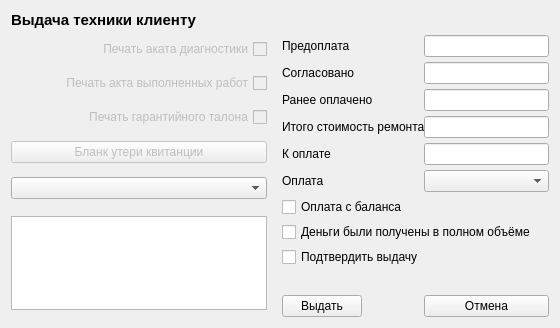
First picture: the form in widgets/getoutdialog.ui, repository solderercb/snap_crm, before the edit.
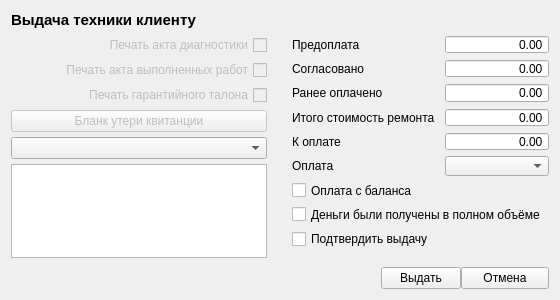
Second picture: the form after the edit. Custom widgets are drawn as their Qt base class.

Diff of the .ui file:
```diff
--- a/widgets/getoutdialog.ui
+++ b/widgets/getoutdialog.ui
@@ -7,11 +7,11 @@
     <x>0</x>
     <y>0</y>
     <width>560</width>
-    <height>306</height>
+    <height>300</height>
    </rect>
   </property>
   <property name="sizePolicy">
-   <sizepolicy hsizetype="Fixed" vsizetype="Fixed">
+   <sizepolicy hsizetype="Fixed" vsizetype="Preferred">
     <horstretch>0</horstretch>
     <verstretch>0</verstretch>
    </sizepolicy>
@@ -25,23 +25,22 @@
   <property name="maximumSize">
    <size>
     <width>560</width>
-    <height>306</height>
+    <height>350</height>
    </size>
   </property>
   <property name="windowTitle">
    <string>Dialog</string>
   </property>
-  <layout class="QGridLayout" name="gridLayout">
-   <property name="sizeConstraint">
-    <enum>QLayout::SetMinimumSize</enum>
-   </property>
+  <layout class="QGridLayout" name="gridLayout_3">
+   <item row="0" column="0">
+    <layout class="QGridLayout" name="gridLayout_2">
    <property name="horizontalSpacing">
-    <number>15</number>
-   </property>
-   <item row="2" column="0">
-    <layout class="QVBoxLayout" name="verticalLayout_3">
+      <number>25</number>
+     </property>
+     <item row="1" column="0">
+      <layout class="QVBoxLayout" name="verticalLayout" stretch="0,0,0,0,0,0,1">
      <property name="spacing">
-      <number>10</number>
+        <number>5</number>
      </property>
      <property name="sizeConstraint">
       <enum>QLayout::SetMinimumSize</enum>
@@ -55,7 +54,7 @@
         <enum>Qt::RightToLeft</enum>
        </property>
        <property name="text">
-        <string>Печать аката диагностики</string>
+          <string>Печать акта диагностики</string>
        </property>
       </widget>
      </item>
@@ -98,9 +97,59 @@
      <item>
       <widget class="QComboBox" name="comboBoxRejectReason"/>
      </item>
-    </layout>
-   </item>
-   <item row="2" column="1" rowspan="2">
+       <item>
+        <widget class="QTextEdit" name="textEditRejectReason">
+         <property name="sizePolicy">
+          <sizepolicy hsizetype="Preferred" vsizetype="Minimum">
+           <horstretch>0</horstretch>
+           <verstretch>0</verstretch>
+          </sizepolicy>
+         </property>
+         <property name="minimumSize">
+          <size>
+           <width>0</width>
+           <height>94</height>
+          </size>
+         </property>
+         <property name="maximumSize">
+          <size>
+           <width>16777215</width>
+           <height>94</height>
+          </size>
+         </property>
+        </widget>
+       </item>
+       <item>
+        <spacer name="verticalSpacer_3">
+         <property name="orientation">
+          <enum>Qt::Vertical</enum>
+         </property>
+         <property name="sizeHint" stdset="0">
+          <size>
+           <width>20</width>
+           <height>40</height>
+          </size>
+         </property>
+        </spacer>
+       </item>
+      </layout>
+     </item>
+     <item row="1" column="1">
+      <layout class="QGridLayout" name="gridLayout" columnstretch="1,1,1">
+       <item row="2" column="1">
+        <widget class="QPushButton" name="pushButtonIssue">
+         <property name="sizePolicy">
+          <sizepolicy hsizetype="Maximum" vsizetype="Fixed">
+           <horstretch>0</horstretch>
+           <verstretch>0</verstretch>
+          </sizepolicy>
+         </property>
+         <property name="text">
+          <string>Выдать</string>
+         </property>
+        </widget>
+       </item>
+       <item row="0" column="0" colspan="3">
     <layout class="QFormLayout" name="formLayout_2">
      <property name="fieldGrowthPolicy">
       <enum>QFormLayout::AllNonFixedFieldsGrow</enum>
@@ -108,140 +157,231 @@
      <property name="labelAlignment">
       <set>Qt::AlignLeading|Qt::AlignLeft|Qt::AlignTop</set>
      </property>
+         <property name="horizontalSpacing">
+          <number>10</number>
+         </property>
      <property name="verticalSpacing">
       <number>5</number>
      </property>
      <item row="0" column="0">
       <widget class="QLabel" name="labelPrepay">
+           <property name="sizePolicy">
+            <sizepolicy hsizetype="Minimum" vsizetype="Preferred">
+             <horstretch>0</horstretch>
+             <verstretch>0</verstretch>
+            </sizepolicy>
+           </property>
        <property name="text">
         <string>Предоплата</string>
        </property>
+           <property name="margin">
+            <number>0</number>
+           </property>
       </widget>
      </item>
      <item row="0" column="1">
-      <widget class="QLineEdit" name="lineEditPrepay">
+          <widget class="SDoubleSpinBox" name="doubleSpinBoxPrepay">
+           <property name="sizePolicy">
+            <sizepolicy hsizetype="Minimum" vsizetype="Fixed">
+             <horstretch>0</horstretch>
+             <verstretch>0</verstretch>
+            </sizepolicy>
+           </property>
+           <property name="alignment">
+            <set>Qt::AlignRight|Qt::AlignTrailing|Qt::AlignVCenter</set>
+           </property>
        <property name="readOnly">
         <bool>true</bool>
        </property>
+           <property name="buttonSymbols">
+            <enum>QAbstractSpinBox::NoButtons</enum>
+           </property>
+           <property name="maximum">
+            <double>9999999.990000000223517</double>
+           </property>
       </widget>
      </item>
      <item row="1" column="0">
       <widget class="QLabel" name="labelAgreedAmount">
+           <property name="sizePolicy">
+            <sizepolicy hsizetype="Minimum" vsizetype="Preferred">
+             <horstretch>0</horstretch>
+             <verstretch>0</verstretch>
+            </sizepolicy>
+           </property>
        <property name="text">
         <string>Согласовано</string>
        </property>
+           <property name="margin">
+            <number>0</number>
+           </property>
       </widget>
      </item>
      <item row="1" column="1">
-      <widget class="QLineEdit" name="lineEditAgreedAmount">
+          <widget class="SDoubleSpinBox" name="doubleSpinBoxAgreedAmount">
+           <property name="sizePolicy">
+            <sizepolicy hsizetype="Minimum" vsizetype="Fixed">
+             <horstretch>0</horstretch>
+             <verstretch>0</verstretch>
+            </sizepolicy>
+           </property>
+           <property name="alignment">
+            <set>Qt::AlignRight|Qt::AlignTrailing|Qt::AlignVCenter</set>
+           </property>
        <property name="readOnly">
         <bool>true</bool>
        </property>
+           <property name="buttonSymbols">
+            <enum>QAbstractSpinBox::NoButtons</enum>
+           </property>
+           <property name="maximum">
+            <double>9999999.990000000223517</double>
+           </property>
       </widget>
      </item>
      <item row="2" column="0">
       <widget class="QLabel" name="labelAlreadyPayed">
+           <property name="sizePolicy">
+            <sizepolicy hsizetype="Minimum" vsizetype="Preferred">
+             <horstretch>0</horstretch>
+             <verstretch>0</verstretch>
+            </sizepolicy>
+           </property>
        <property name="text">
         <string>Ранее оплачено</string>
        </property>
+           <property name="margin">
+            <number>0</number>
+           </property>
       </widget>
      </item>
      <item row="2" column="1">
-      <widget class="QLineEdit" name="lineEditAlreadyPayed">
+          <widget class="SDoubleSpinBox" name="doubleSpinBoxAlreadyPayed">
+           <property name="sizePolicy">
+            <sizepolicy hsizetype="Minimum" vsizetype="Fixed">
+             <horstretch>0</horstretch>
+             <verstretch>0</verstretch>
+            </sizepolicy>
+           </property>
+           <property name="alignment">
+            <set>Qt::AlignRight|Qt::AlignTrailing|Qt::AlignVCenter</set>
+           </property>
        <property name="readOnly">
         <bool>true</bool>
        </property>
+           <property name="buttonSymbols">
+            <enum>QAbstractSpinBox::NoButtons</enum>
+           </property>
+           <property name="maximum">
+            <double>9999999.990000000223517</double>
+           </property>
       </widget>
      </item>
      <item row="3" column="0">
       <widget class="QLabel" name="labelTotalAmount">
+           <property name="sizePolicy">
+            <sizepolicy hsizetype="Minimum" vsizetype="Preferred">
+             <horstretch>0</horstretch>
+             <verstretch>0</verstretch>
+            </sizepolicy>
+           </property>
        <property name="text">
         <string>Итого стоимость ремонта</string>
        </property>
+           <property name="margin">
+            <number>0</number>
+           </property>
       </widget>
      </item>
      <item row="3" column="1">
-      <widget class="QLineEdit" name="lineEditTotalAmount">
+          <widget class="SDoubleSpinBox" name="doubleSpinBoxTotalAmount">
+           <property name="sizePolicy">
+            <sizepolicy hsizetype="Minimum" vsizetype="Fixed">
+             <horstretch>0</horstretch>
+             <verstretch>0</verstretch>
+            </sizepolicy>
+           </property>
+           <property name="alignment">
+            <set>Qt::AlignRight|Qt::AlignTrailing|Qt::AlignVCenter</set>
+           </property>
        <property name="readOnly">
         <bool>true</bool>
        </property>
+           <property name="buttonSymbols">
+            <enum>QAbstractSpinBox::NoButtons</enum>
+           </property>
+           <property name="maximum">
+            <double>9999999.990000000223517</double>
+           </property>
       </widget>
      </item>
      <item row="4" column="0">
       <widget class="QLabel" name="labelCurrentPaymentAmount">
+           <property name="sizePolicy">
+            <sizepolicy hsizetype="Minimum" vsizetype="Preferred">
+             <horstretch>0</horstretch>
+             <verstretch>0</verstretch>
+            </sizepolicy>
+           </property>
        <property name="text">
         <string>К оплате</string>
        </property>
+           <property name="margin">
+            <number>0</number>
+           </property>
       </widget>
      </item>
      <item row="4" column="1">
-      <widget class="QLineEdit" name="lineEditCurrentPaymentAmount">
+          <widget class="SDoubleSpinBox" name="doubleSpinBoxCurrentPaymentAmount">
+           <property name="sizePolicy">
+            <sizepolicy hsizetype="Minimum" vsizetype="Fixed">
+             <horstretch>0</horstretch>
+             <verstretch>0</verstretch>
+            </sizepolicy>
+           </property>
+           <property name="alignment">
+            <set>Qt::AlignRight|Qt::AlignTrailing|Qt::AlignVCenter</set>
+           </property>
        <property name="readOnly">
         <bool>true</bool>
        </property>
+           <property name="buttonSymbols">
+            <enum>QAbstractSpinBox::NoButtons</enum>
+           </property>
+           <property name="minimum">
+            <double>-9999999.990000000223517</double>
+           </property>
+           <property name="maximum">
+            <double>9999999.990000000223517</double>
+           </property>
       </widget>
      </item>
      <item row="5" column="0">
       <widget class="QLabel" name="labelPaymentAccount">
+           <property name="sizePolicy">
+            <sizepolicy hsizetype="Minimum" vsizetype="Preferred">
+             <horstretch>0</horstretch>
+             <verstretch>0</verstretch>
+            </sizepolicy>
+           </property>
        <property name="text">
         <string>Оплата</string>
        </property>
+           <property name="margin">
+            <number>0</number>
+           </property>
       </widget>
      </item>
      <item row="5" column="1">
       <widget class="QComboBox" name="comboBoxPaymentAccount">
        <property name="sizePolicy">
-        <sizepolicy hsizetype="Preferred" vsizetype="Minimum">
+            <sizepolicy hsizetype="Minimum" vsizetype="Minimum">
          <horstretch>0</horstretch>
          <verstretch>0</verstretch>
         </sizepolicy>
        </property>
       </widget>
      </item>
-     <item row="10" column="0">
-      <widget class="QPushButton" name="pushButtonGetout">
-       <property name="sizePolicy">
-        <sizepolicy hsizetype="Maximum" vsizetype="Fixed">
-         <horstretch>0</horstretch>
-         <verstretch>0</verstretch>
-        </sizepolicy>
-       </property>
-       <property name="text">
-        <string>Выдать</string>
-       </property>
-      </widget>
-     </item>
-     <item row="10" column="1">
-      <widget class="QPushButton" name="pushButtonCancel">
-       <property name="sizePolicy">
-        <sizepolicy hsizetype="Preferred" vsizetype="Fixed">
-         <horstretch>0</horstretch>
-         <verstretch>0</verstretch>
-        </sizepolicy>
-       </property>
-       <property name="text">
-        <string>Отмена</string>
-       </property>
-      </widget>
-     </item>
-     <item row="9" column="0" colspan="2">
-      <widget class="QLabel" name="labelIssuedMessage">
-       <property name="font">
-        <font>
-         <family>Calibri</family>
-         <pointsize>11</pointsize>
-         <weight>75</weight>
-         <bold>true</bold>
-        </font>
-       </property>
-       <property name="text">
-        <string/>
-       </property>
-       <property name="textFormat">
-        <enum>Qt::RichText</enum>
-       </property>
-      </widget>
-     </item>
      <item row="6" column="0" colspan="2">
       <widget class="QCheckBox" name="checkBoxCreditPayment">
        <property name="text">
@@ -265,7 +405,46 @@
      </item>
     </layout>
    </item>
-   <item row="1" column="0" colspan="2">
+       <item row="2" column="2">
+        <widget class="QPushButton" name="pushButtonCancel">
+         <property name="sizePolicy">
+          <sizepolicy hsizetype="Preferred" vsizetype="Fixed">
+           <horstretch>0</horstretch>
+           <verstretch>0</verstretch>
+          </sizepolicy>
+         </property>
+         <property name="text">
+          <string>Отмена</string>
+         </property>
+        </widget>
+       </item>
+       <item row="1" column="0" colspan="3">
+        <widget class="QLabel" name="labelIssuedMessage">
+         <property name="sizePolicy">
+          <sizepolicy hsizetype="Preferred" vsizetype="Minimum">
+           <horstretch>0</horstretch>
+           <verstretch>0</verstretch>
+          </sizepolicy>
+         </property>
+         <property name="font">
+          <font>
+           <family>Calibri</family>
+           <pointsize>11</pointsize>
+           <weight>75</weight>
+           <bold>true</bold>
+          </font>
+         </property>
+         <property name="text">
+          <string/>
+         </property>
+         <property name="textFormat">
+          <enum>Qt::RichText</enum>
+         </property>
+        </widget>
+       </item>
+      </layout>
+     </item>
+     <item row="0" column="0" colspan="2">
     <widget class="QLabel" name="labelDialogCaption">
      <property name="sizePolicy">
       <sizepolicy hsizetype="Preferred" vsizetype="MinimumExpanding">
@@ -291,30 +470,30 @@
      </property>
     </widget>
    </item>
-   <item row="3" column="0">
-    <widget class="QTextEdit" name="textEditRejectReason">
-     <property name="sizePolicy">
-      <sizepolicy hsizetype="Preferred" vsizetype="Minimum">
-       <horstretch>0</horstretch>
-       <verstretch>0</verstretch>
-      </sizepolicy>
+    </layout>
+   </item>
+   <item row="1" column="0">
+    <spacer name="verticalSpacer">
+     <property name="orientation">
+      <enum>Qt::Vertical</enum>
      </property>
-     <property name="minimumSize">
+     <property name="sizeHint" stdset="0">
       <size>
-       <width>0</width>
-       <height>94</height>
+       <width>20</width>
+       <height>40</height>
       </size>
      </property>
-     <property name="maximumSize">
-      <size>
-       <width>16777215</width>
-       <height>94</height>
-      </size>
-     </property>
-    </widget>
+    </spacer>
    </item>
   </layout>
  </widget>
+ <customwidgets>
+  <customwidget>
+   <class>SDoubleSpinBox</class>
+   <extends>QDoubleSpinBox</extends>
+   <header location="global">widgets/sdoublespinbox.h</header>
+  </customwidget>
+ </customwidgets>
  <resources/>
  <connections>
   <connection>
```
Left out of the diff: 28 changed lines with no effect on the pictures. Lines whose indentation alone changed are shown as unchanged.
